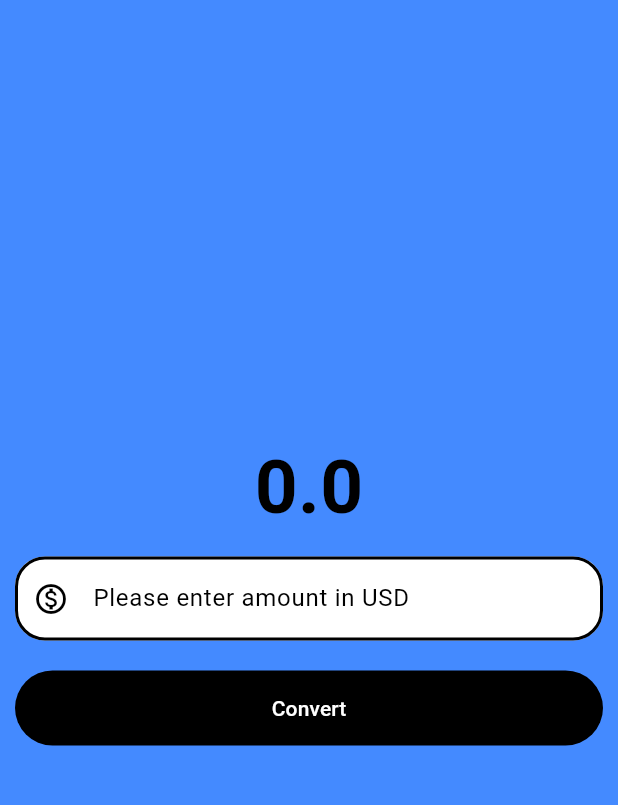
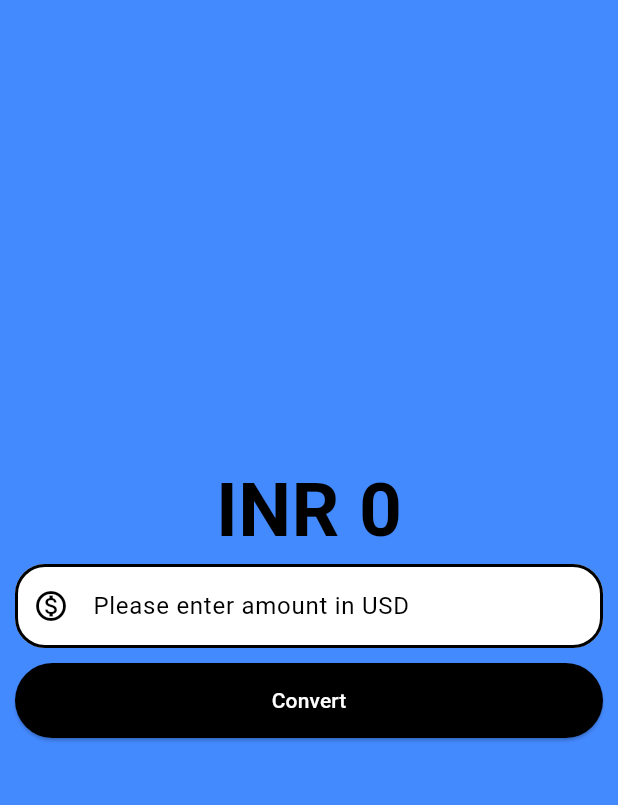
Before and after one commit to Shaun-Titus/currency_converter, a Flutter app: the screen it shows after launch, after a tap on "Convert", on a phone screen of 412 x 824 dp, the part 63-868 px from its top. Run offline on Flutter 3.47's test engine with Material 3 defaults, Android fonts, the phone set to English and light mode, and no system bars.

Commit message:
Finished Material Page App

```diff
--- a/lib/currency_converter_material_page.dart
+++ b/lib/currency_converter_material_page.dart
@@ -5,18 +5,24 @@ class CurrencyConverterMaterialPage extends StatefulWidget {
   const CurrencyConverterMaterialPage({super.key});
 
   @override
-  State<CurrencyConverterMaterialPage> createState() {
-     return _CurrencyConverterMaterialPageState();
-  }
+  State<CurrencyConverterMaterialPage> createState() =>
+      _CurrencyConverterMaterialPageState();
 }
 
 class _CurrencyConverterMaterialPageState
     extends State<CurrencyConverterMaterialPage>{
+
+    double result = 0;
+    final TextEditingController textEditingController = TextEditingController();
+
+    void convert() {
+                      setState(() {
+                        result = double.parse(textEditingController.text)*86.69;
+                      });
+                  }
+
      @override
      Widget build(BuildContext context){
-print("build fn");
-    double result = 0;
-    final TextEditingController textEditingController = TextEditingController();
 
     final border =OutlineInputBorder(
                     borderSide: const BorderSide(
@@ -39,11 +45,13 @@ print("build fn");
             ],
             ),
           body: Center(
-            child:Column(
+            child:Padding(
+              padding: const EdgeInsets.all(10.0),
+              child: Column(
                 mainAxisAlignment: MainAxisAlignment.center,
                   children: [
                    Text(
-                  result.toString(),
+                   "INR ${result !=0 ? result.toStringAsFixed(2) : result.toStringAsFixed(0)}",
                   style: const TextStyle(
                     fontSize: 50,
                     fontWeight: FontWeight.bold,
@@ -53,9 +61,7 @@ print("build fn");
                 // padding
                 // container
 
-              Padding(
-                padding: const EdgeInsets.all(10),
-                child: TextField(
+                TextField(
                   controller: textEditingController,
                   decoration: InputDecoration(
                     hintText: "Please enter amount in USD",
@@ -73,25 +79,21 @@ print("build fn");
                     decimal: true,
                    )
                  ),
-              ),
                 // time for button
-              Padding(
-                padding: const EdgeInsets.all(10.0),
-                child: TextButton(onPressed: () {
-                      result = double.parse(textEditingController.text)*86;
-                  },
+                const SizedBox(height: 10),
+                ElevatedButton(
+                  onPressed: convert,
                    style:TextButton.styleFrom(
                     backgroundColor: Colors.black,
                     foregroundColor: Colors.white,
                     minimumSize: const Size(double.infinity, 50),
                    ),
                    child: const Text("Convert")
-                   ),
                    )
                 ], // children
               ),
             ),
+          ),
     );
   }
-
 }
```
Lines whose indentation alone changed are shown as unchanged.
